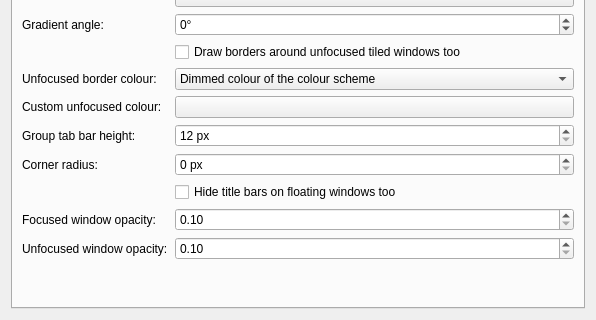
This is package/contents/ui/config.ui in DGBooth/HyprKwin as Qt 5 draws it before an edit; both pictures show x 0 to 596 and y 200 to 520 of the 596 by 520 pixel window. The edited form follows.
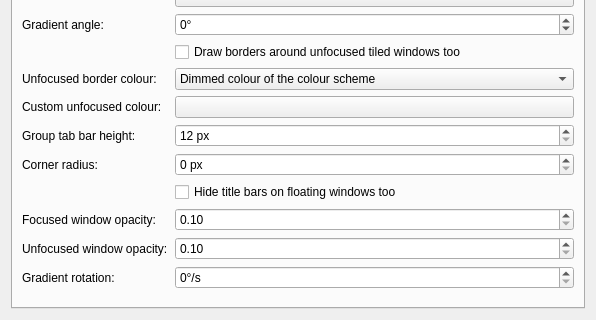
This is the edited form. The open tabs and pages were chosen to show the change. Custom widgets are drawn as their Qt base class.

Commit message: Turn the border gradient, and what rounded windows would take

Patch:
```diff
--- a/package/contents/ui/config.ui
+++ b/package/contents/ui/config.ui
@@ -260,6 +260,16 @@
          <property name="toolTip"><string>0° runs left to right, 90° top to bottom, 45° from the top-left corner to the bottom-right one.</string></property>
         </widget>
        </item>
+       <item row="16" column="0">
+        <widget class="QLabel" name="gradientSpinLabel"><property name="text"><string>Gradient rotation:</string></property></widget>
+       </item>
+       <item row="16" column="1">
+        <widget class="QSpinBox" name="kcfg_BorderGradientSpin">
+         <property name="suffix"><string>°/s</string></property>
+         <property name="maximum"><number>720</number></property>
+         <property name="toolTip"><string>Hyprland's borderangle animation: the gradient turns around the focused window's border. 0 keeps it still. Anything above 0 redraws the border continuously, which costs a little power.</string></property>
+        </widget>
+       </item>
        <item row="7" column="1">
         <widget class="QCheckBox" name="kcfg_ShowInactiveBorders">
          <property name="text"><string>Draw borders around unfocused tiled windows too</string></property>
```
The commit also changes 7 other files.
